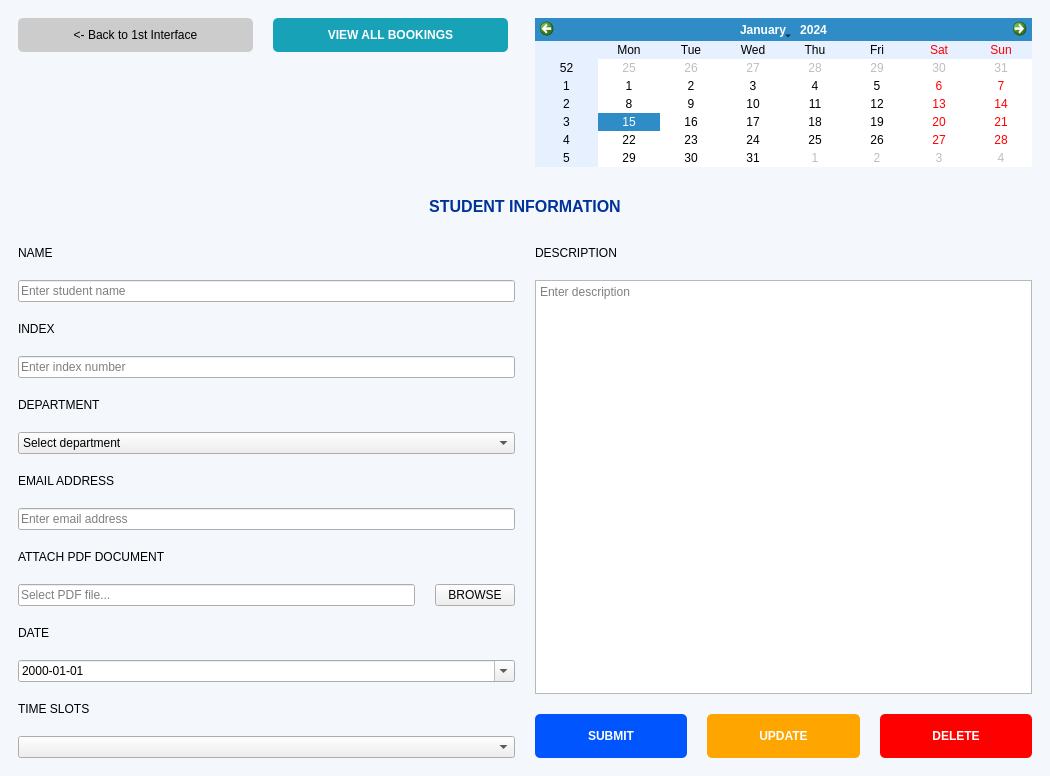
Old version of the form mainwindow.ui in the repository PPAS-Rashmika/SYNCLAB-Centralized-Workshop-Laboratory-Allocation-Platform.
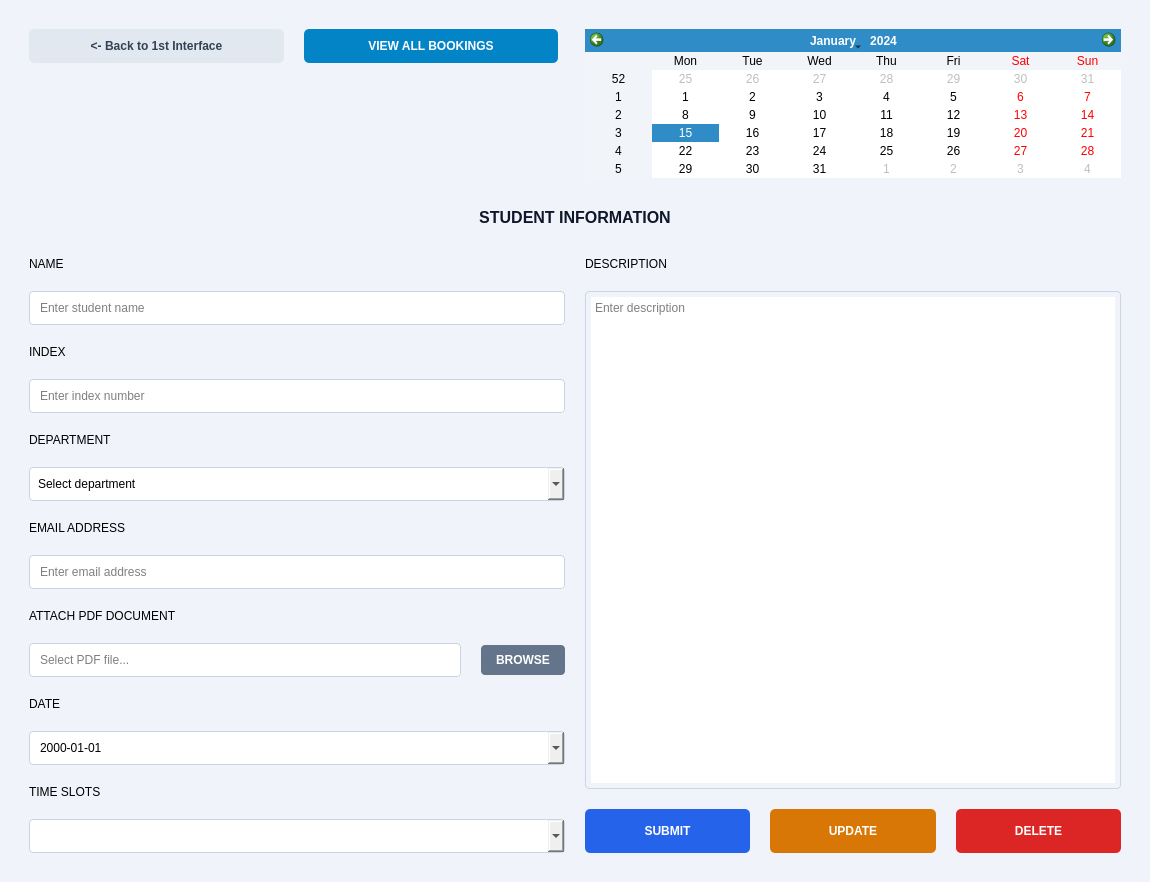
New version of the form. The open tabs and pages were chosen to show the change.

Commit message: change the 1st interface look

Patch:
```diff
--- a/mainwindow.ui
+++ b/mainwindow.ui
@@ -6,15 +6,15 @@
    <rect>
     <x>0</x>
     <y>0</y>
-    <width>1050</width>
-    <height>750</height>
+    <width>1150</width>
+    <height>800</height>
    </rect>
   </property>
   <property name="windowTitle">
    <string>Student Workshop App</string>
   </property>
   <property name="styleSheet">
-   <string>QMainWindow { background-color: #F4F7FC; }</string>
+   <string>QMainWindow { background-color: #F0F4FA; }</string>
   </property>
   <widget class="QWidget" name="centralwidget">
    <layout class="QVBoxLayout" name="verticalLayout">
@@ -50,6 +50,10 @@
        <layout class="QGridLayout" name="gridLayout_2">
         <property name="horizontalSpacing"><number>20</number></property>
         <property name="verticalSpacing"><number>20</number></property>
+        <property name="leftMargin"><number>20</number></property>
+        <property name="topMargin"><number>20</number></property>
+        <property name="rightMargin"><number>20</number></property>
+        <property name="bottomMargin"><number>20</number></property>
         
         <!-- Row 0, Column 0: Top Left Buttons -->
         <item row="0" column="0" alignment="Qt::AlignTop">
@@ -57,13 +61,13 @@
           <item alignment="Qt::AlignTop">
            <widget class="QPushButton" name="backBtn">
             <property name="text"><string>&lt;- Back to 1st Interface</string></property>
-            <property name="styleSheet"><string>padding: 10px; background-color: #ccc; border-radius: 5px;</string></property>
+            <property name="styleSheet"><string>padding: 10px 15px; background-color: #E2E8F0; color: #334155; border-radius: 5px; font-weight: bold;</string></property>
            </widget>
           </item>
           <item alignment="Qt::AlignTop">
            <widget class="QPushButton" name="viewRecordsBtn">
             <property name="text"><string>VIEW ALL BOOKINGS</string></property>
-            <property name="styleSheet"><string>padding: 10px; background-color: #17a2b8; color: white; border-radius: 5px; font-weight: bold;</string></property>
+            <property name="styleSheet"><string>padding: 10px 15px; background-color: #0284C7; color: white; border-radius: 5px; font-weight: bold;</string></property>
            </widget>
           </item>
           <item>
@@ -83,7 +87,7 @@
             <verstretch>0</verstretch>
            </sizepolicy>
           </property>
-          <property name="styleSheet"><string>QCalendarWidget QWidget { alternate-background-color: #E6F0FF; }</string></property>
+          <property name="styleSheet"><string>QCalendarWidget QWidget { alternate-background-color: #F1F5F9; }</string></property>
          </widget>
         </item>
         
@@ -92,7 +96,7 @@
          <widget class="QLabel" name="formHeader">
           <property name="text"><string>STUDENT INFORMATION</string></property>
           <property name="alignment"><set>Qt::AlignCenter</set></property>
-          <property name="styleSheet"><string>font-size: 16px; font-weight: bold; color: #003399; margin-top: 10px; margin-bottom: 10px; text-transform: uppercase;</string></property>
+          <property name="styleSheet"><string>font-size: 16px; font-weight: bold; color: #0F172A; margin-top: 10px; margin-bottom: 10px; text-transform: uppercase;</string></property>
          </widget>
         </item>
         
@@ -100,12 +104,13 @@
         <item row="2" column="0">
          <layout class="QVBoxLayout" name="leftForm">
           <item><widget class="QLabel" name="label"><property name="text"><string>NAME</string></property></widget></item>
-          <item><widget class="QLineEdit" name="nameInput"><property name="placeholderText"><string>Enter student name</string></property></widget></item>
+          <item><widget class="QLineEdit" name="nameInput"><property name="placeholderText"><string>Enter student name</string></property><property name="styleSheet"><string>padding: 8px; border: 1px solid #CBD5E1; border-radius: 4px;</string></property></widget></item>
           <item><widget class="QLabel" name="label_2"><property name="text"><string>INDEX</string></property></widget></item>
-          <item><widget class="QLineEdit" name="indexInput"><property name="placeholderText"><string>Enter index number</string></property></widget></item>
+          <item><widget class="QLineEdit" name="indexInput"><property name="placeholderText"><string>Enter index number</string></property><property name="styleSheet"><string>padding: 8px; border: 1px solid #CBD5E1; border-radius: 4px;</string></property></widget></item>
           <item><widget class="QLabel" name="label_3"><property name="text"><string>DEPARTMENT</string></property></widget></item>
           <item>
            <widget class="QComboBox" name="deptInput">
+            <property name="styleSheet"><string>padding: 8px; border: 1px solid #CBD5E1; border-radius: 4px;</string></property>
             <item><property name="text"><string>Select department</string></property></item>
             <item><property name="text"><string>Computer Science</string></property></item>
             <item><property name="text"><string>Engineering</string></property></item>
@@ -113,12 +118,12 @@
            </widget>
           </item>
           <item><widget class="QLabel" name="label_email"><property name="text"><string>EMAIL ADDRESS</string></property></widget></item>
-          <item><widget class="QLineEdit" name="emailInput"><property name="placeholderText"><string>Enter email address</string></property></widget></item>
+          <item><widget class="QLineEdit" name="emailInput"><property name="placeholderText"><string>Enter email address</string></property><property name="styleSheet"><string>padding: 8px; border: 1px solid #CBD5E1; border-radius: 4px;</string></property></widget></item>
           <item><widget class="QLabel" name="label_pdf"><property name="text"><string>ATTACH PDF DOCUMENT</string></property></widget></item>
           <item>
            <layout class="QHBoxLayout" name="pdfLayout">
-            <item><widget class="QLineEdit" name="pdfInput"><property name="placeholderText"><string>Select PDF file...</string></property><property name="readOnly"><bool>true</bool></property></widget></item>
-            <item><widget class="QPushButton" name="browsePdfBtn"><property name="text"><string>BROWSE</string></property></widget></item>
+            <item><widget class="QLineEdit" name="pdfInput"><property name="placeholderText"><string>Select PDF file...</string></property><property name="readOnly"><bool>true</bool></property><property name="styleSheet"><string>padding: 8px; border: 1px solid #CBD5E1; border-radius: 4px;</string></property></widget></item>
+            <item><widget class="QPushButton" name="browsePdfBtn"><property name="text"><string>BROWSE</string></property><property name="styleSheet"><string>padding: 8px 15px; background-color: #64748B; color: white; border-radius: 4px; font-weight: bold;</string></property></widget></item>
            </layout>
           </item>
           <item><widget class="QLabel" name="label_4"><property name="text"><string>DATE</string></property></widget></item>
@@ -126,10 +131,11 @@
            <widget class="QDateEdit" name="dateInput">
             <property name="calendarPopup"><bool>true</bool></property>
             <property name="displayFormat"><string>yyyy-MM-dd</string></property>
+            <property name="styleSheet"><string>padding: 8px; border: 1px solid #CBD5E1; border-radius: 4px;</string></property>
            </widget>
           </item>
           <item><widget class="QLabel" name="label_5"><property name="text"><string>TIME SLOTS</string></property></widget></item>
-          <item><widget class="QComboBox" name="timeSlotInput"/></item>
+          <item><widget class="QComboBox" name="timeSlotInput"><property name="styleSheet"><string>padding: 8px; border: 1px solid #CBD5E1; border-radius: 4px;</string></property></widget></item>
          </layout>
         </item>
         
@@ -146,6 +152,7 @@
               <verstretch>0</verstretch>
              </sizepolicy>
             </property>
+            <property name="styleSheet"><string>border: 1px solid #CBD5E1; border-radius: 4px; padding: 5px;</string></property>
            </widget>
           </item>
           <item>
@@ -153,19 +160,19 @@
             <item>
              <widget class="QPushButton" name="submitBtn">
               <property name="text"><string>SUBMIT</string></property>
-              <property name="styleSheet"><string>background-color: #0055FF; color: white; padding: 15px; border-radius: 5px; font-weight: bold;</string></property>
+              <property name="styleSheet"><string>background-color: #2563EB; color: white; padding: 15px; border-radius: 5px; font-weight: bold;</string></property>
              </widget>
             </item>
             <item>
              <widget class="QPushButton" name="updateBtn">
               <property name="text"><string>UPDATE</string></property>
-              <property name="styleSheet"><string>background-color: #FFA500; color: white; padding: 15px; border-radius: 5px; font-weight: bold;</string></property>
+              <property name="styleSheet"><string>background-color: #D97706; color: white; padding: 15px; border-radius: 5px; font-weight: bold;</string></property>
              </widget>
             </item>
             <item>
              <widget class="QPushButton" name="deleteBtn">
               <property name="text"><string>DELETE</string></property>
-              <property name="styleSheet"><string>background-color: #FF0000; color: white; padding: 15px; border-radius: 5px; font-weight: bold;</string></property>
+              <property name="styleSheet"><string>background-color: #DC2626; color: white; padding: 15px; border-radius: 5px; font-weight: bold;</string></property>
              </widget>
             </item>
            </layout>
```
Left out of the diff: 27 changed lines with no effect on the pictures. The commit also changes 1 other file.
